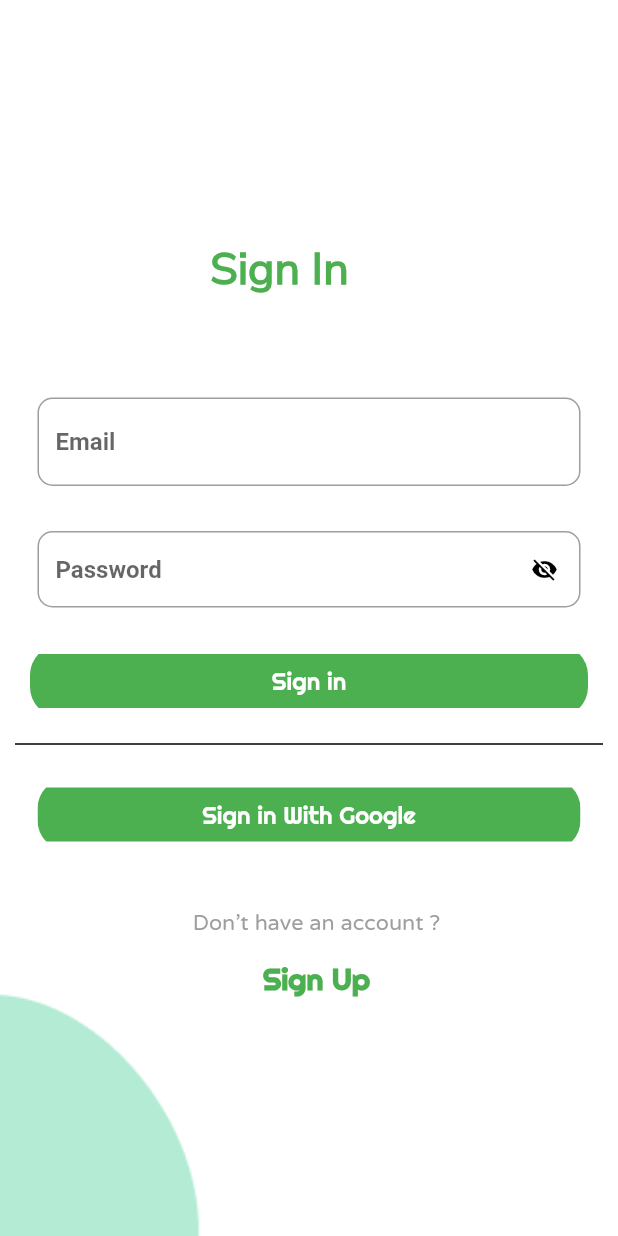
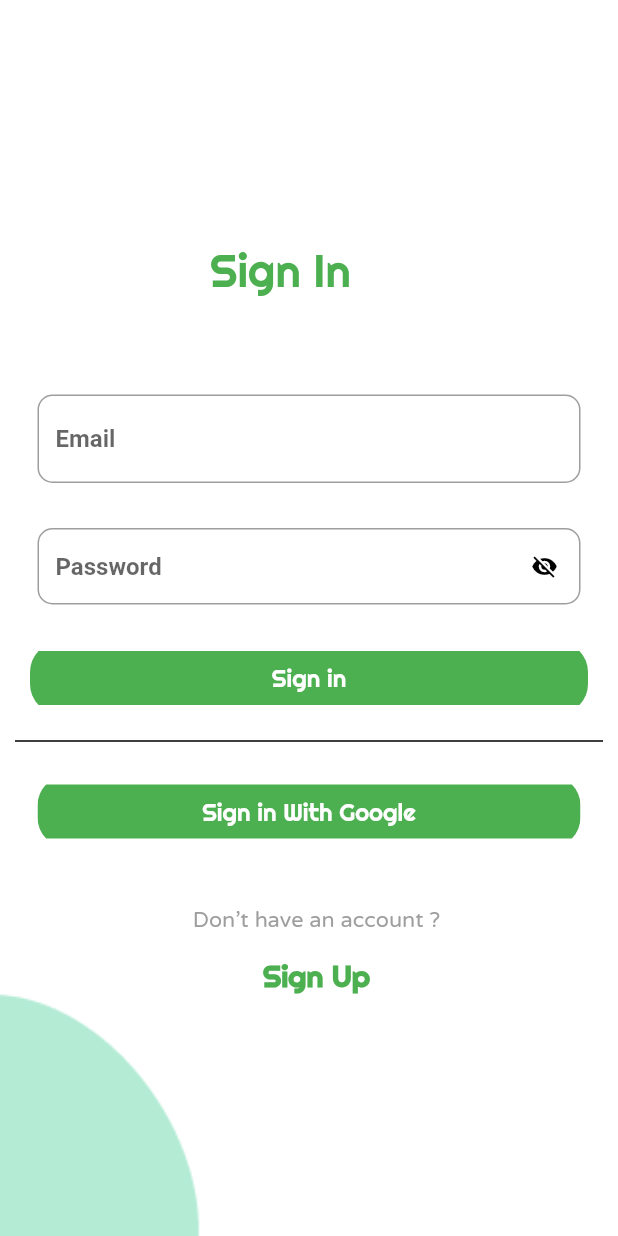
Before and after one commit to hhidayatinc/efarms, a Flutter app: the screen it shows after launch, after a tap on "Sign in With Google", on a phone screen of 412 x 824 dp. Run offline on Flutter 3.47's test engine with Material 2 defaults, Android fonts, the phone set to English and light mode, and no system bars; our stand-ins replace cloud_firestore, firebase_auth, firebase_core, google_sign_in; accounts and stored records are empty; network calls fail.

Commit message:
fixed sign in with google

```diff
--- a/lib/login_page.dart
+++ b/lib/login_page.dart
@@ -3,6 +3,7 @@ import 'package:final_project/register_page.dart';
 import 'package:final_project/service/auth.dart';
 import 'package:final_project/service/auth_email.dart';
 import 'package:final_project/service/auth_google.dart';
+import 'package:firebase_auth/firebase_auth.dart';
 import 'package:flutter/material.dart';
 
 class LoginPage extends StatefulWidget {
@@ -37,8 +38,7 @@ class LoginPageState extends State<LoginPage> {
               'Sign In',
               style: TextStyle(
                   fontSize: 30,
-                  fontFamily: 'Nunito Sans',
-                  fontWeight: FontWeight.bold,
+                  fontFamily: 'Righteous',
                   color: Color(0xFF4CAF50)),
             ),
           ),
@@ -165,15 +165,14 @@ class LoginPageState extends State<LoginPage> {
             child: FlatButton(
               //padding: EdgeInsets.symmetric(vertical: 20, horizontal: 40),
               color: Colors.green,
-              onPressed: () {
-                signInWithGoogle().then((result) {
-                  if (result != null) {
-                    Navigator.of(context)
-                        .push(MaterialPageRoute(builder: (context) {
-                      return const HomePage();
-                    }));
-                  }
-                });
+              onPressed: () async{
+                User? user = await Authentication.signInWithGoogle(context: context);
+                if(user != null){
+                  Navigator.of(context)
+                         .push(MaterialPageRoute(builder: (context) {
+                       return const HomePage();
+                     }));
+                }
               },
               child: const Text(
                 "Sign in With Google",
--- a/lib/main.dart
+++ b/lib/main.dart
@@ -20,6 +20,7 @@ class MyApp extends StatelessWidget {
   @override
   Widget build(BuildContext context) {
     return MaterialApp(
+      debugShowCheckedModeBanner: false,
       title: 'EFarms',
       theme: ThemeData(
         primarySwatch: Colors.blue,
--- a/lib/service/auth_google.dart
+++ b/lib/service/auth_google.dart
@@ -1,50 +1,107 @@
+import 'package:final_project/pages/home_page.dart';
 import 'package:firebase_auth/firebase_auth.dart';
 import 'package:firebase_core/firebase_core.dart';
+import 'package:flutter/material.dart';
+import 'package:flutter/foundation.dart' show kIsWeb;
 import 'package:google_sign_in/google_sign_in.dart';
 
-final FirebaseAuth _auth = FirebaseAuth.instance;
-final GoogleSignIn googleSignIn = GoogleSignIn();
+class Authentication {
+  static SnackBar customSnackBar({required String content}) {
+    return SnackBar(
+      backgroundColor: Colors.black,
+      content: Text(
+        content,
+        style: TextStyle(color: Colors.redAccent, letterSpacing: 0.5),
+      ),
+    );
+  }
 
-late String name;
-late String email;
-late String imageUrl;
-late String uid;
+  static Future<FirebaseApp> initializeFirebase({
+    required BuildContext context,
+  }) async {
+    FirebaseApp firebaseApp = await Firebase.initializeApp();
 
-Future<String?> signInWithGoogle() async {
-  await Firebase.initializeApp();
-  final GoogleSignInAccount? googleSignInAccount = await googleSignIn.signIn();
-  final GoogleSignInAuthentication googleSignInAuthentication =
-      await googleSignInAccount!.authentication;
-  final AuthCredential credential = GoogleAuthProvider.credential(
-    accessToken: googleSignInAuthentication.accessToken,
-    idToken: googleSignInAuthentication.idToken,
-  );
+    User? user = FirebaseAuth.instance.currentUser;
 
-  final UserCredential authResult =
-      await _auth.signInWithCredential(credential);
-  final User? user = authResult.user;
-  if (user != null) {
-    // Checking if email and name is null
-    name = user.displayName!;
-    email = user.email!;
-    imageUrl = user.photoURL!;
-    uid = user.uid;
-    // Only taking the first part of the name, i.e., First Name
-    if (name.contains(" ")) {
-      name = name.substring(0, name.indexOf(" "));
+    if (user != null) {
+      Navigator.of(context).pushReplacement(
+        MaterialPageRoute(
+          builder: (context) => HomePage()
+        ),
+      );
     }
 
-    assert(!user.isAnonymous);
-    final User? currentUser = _auth.currentUser;
-    assert(user.uid == currentUser?.uid);
+    return firebaseApp;
+  }
 
-    print('signInWithGoogle succeeded: $user');
-    return '$user';
+  static Future<User?> signInWithGoogle({required BuildContext context}) async {
+    FirebaseAuth auth = FirebaseAuth.instance;
+    User? user;
+
+    if (kIsWeb) {
+      GoogleAuthProvider authProvider = GoogleAuthProvider();
+
+      try {
+        final UserCredential userCredential =
+            await auth.signInWithPopup(authProvider);
+
+        user = userCredential.user;
+      } catch (e) {
+        print(e);
+      }
+    } else {
+      final GoogleSignIn googleSignIn = GoogleSignIn();
+
+      final GoogleSignInAccount? googleSignInAccount =
+          await googleSignIn.signIn();
+
+      if (googleSignInAccount != null) {
+        final GoogleSignInAuthentication googleSignInAuthentication =
+            await googleSignInAccount.authentication;
+
+        final AuthCredential credential = GoogleAuthProvider.credential(
+          accessToken: googleSignInAuthentication.accessToken,
+          idToken: googleSignInAuthentication.idToken,
+        );
+
+        try {
+          final UserCredential userCredential =
+              await auth.signInWithCredential(credential);
+
+          user = userCredential.user;
+        } on FirebaseAuthException catch (e) {
+          if (e.code == 'account-exists-with-different-credential') {
+            ScaffoldMessenger.of(context).showSnackBar(
+              Authentication.customSnackBar(
+                content:
+                    'The account already exists with a different credential',
+              ),
+            );
+          } else if (e.code == 'invalid-credential') {
+            ScaffoldMessenger.of(context).showSnackBar(
+              Authentication.customSnackBar(
+                content:
+                    'Error occurred while accessing credentials. Try again.',
+              ),
+            );
+          }
+        } catch (e) {
+          ScaffoldMessenger.of(context).showSnackBar(
+            Authentication.customSnackBar(
+              content: 'Error occurred using Google Sign In. Try again.',
+            ),
+          );
+        }
+      }
+    }
+
+    return user;
   }
-  return null;
-}
 
-Future<void> signOutGoogle() async {
+ static Future<void> signOutGoogle() async {
+  final GoogleSignIn googleSignIn = GoogleSignIn();
   await googleSignIn.signOut();
   print("User Signed Out");
 }
+
+}
--- a/pubspec.yaml
+++ b/pubspec.yaml
@@ -76,6 +76,7 @@ flutter:
     - assets/image/kubis.png
     - assets/image/lokasi.png
     - assets/image/video.png
+    - assets/image/wallpaper3.png
 
   # An image asset can refer to one or more resolution-specific "variants", see
   # https://flutter.dev/assets-and-images/#resolution-aware.
```
Also changed, not shown: lib/forms/form_kebun.dart (+4 -4 lines), lib/pages/home_page.dart (+15 -8 lines), lib/pages/inventory_page.dart (+8 -0 lines), lib/pages/kebun_page.dart (+8 -0 lines), lib/pages/qc_page.dart (+8 -0 lines), lib/register_page.dart (+31 -2 lines), assets/image/wallpaper3.png (added), 1 other file.
